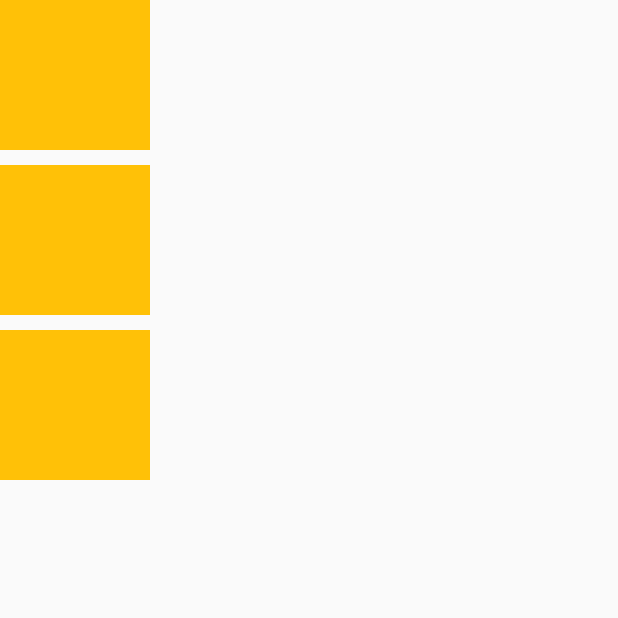
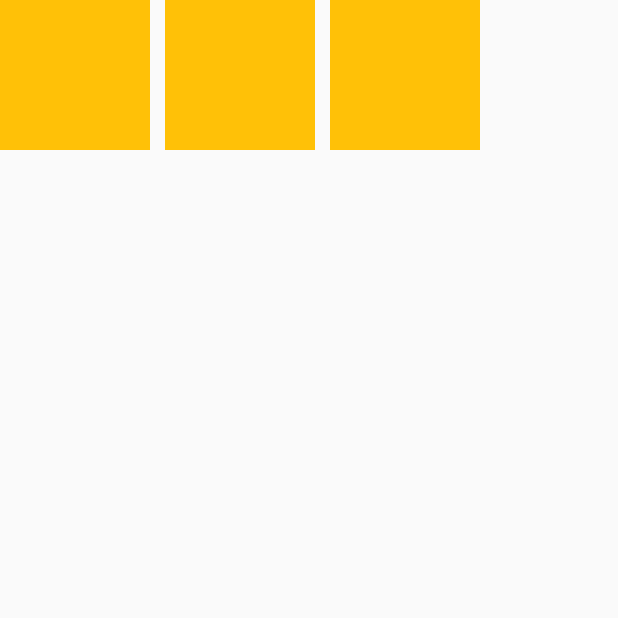
Before and after one commit to arifmia1129/flutter-widget, a Flutter app: the screen it shows after launch, on a phone screen of 412 x 824 dp, the top half of it. Run offline on Flutter 3.47's test engine with Material 2 defaults, Android fonts, the light colour scheme and no system bars.

Commit message:
row widget

```diff
--- a/lib/main.dart
+++ b/lib/main.dart
@@ -10,7 +10,7 @@ class MyApp extends StatelessWidget {
     return MaterialApp(
         debugShowCheckedModeBanner: false,
         home: Scaffold(
-          body: Column(
+          body: Row(
             children: [
               Container(
                 height: 100,
@@ -18,7 +18,7 @@ class MyApp extends StatelessWidget {
                 color: Colors.amber,
               ),
               SizedBox(
-                height: 10,
+                width: 10,
               ),
               Container(
                 height: 100,
@@ -26,7 +26,7 @@ class MyApp extends StatelessWidget {
                 color: Colors.amber,
               ),
               SizedBox(
-                height: 10,
+                width: 10,
               ),
               Container(
                 height: 100,
@@ -34,7 +34,7 @@ class MyApp extends StatelessWidget {
                 color: Colors.amber,
               ),
               SizedBox(
-                height: 10,
+                width: 10,
               ),
             ],
           ),
```
